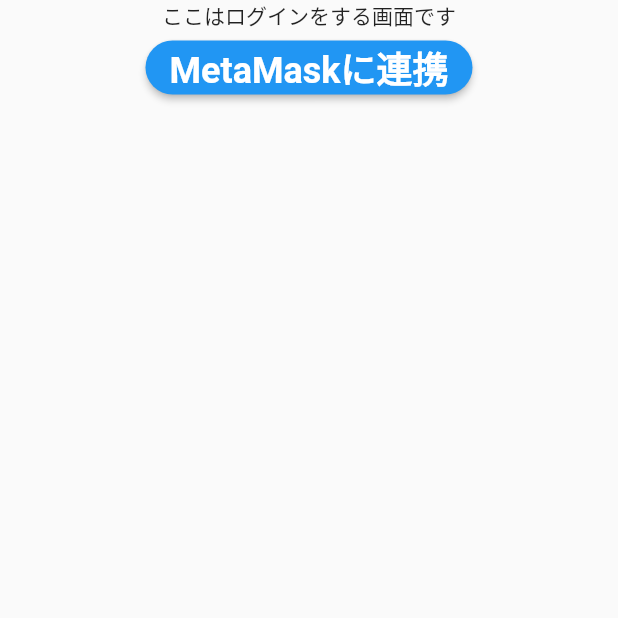
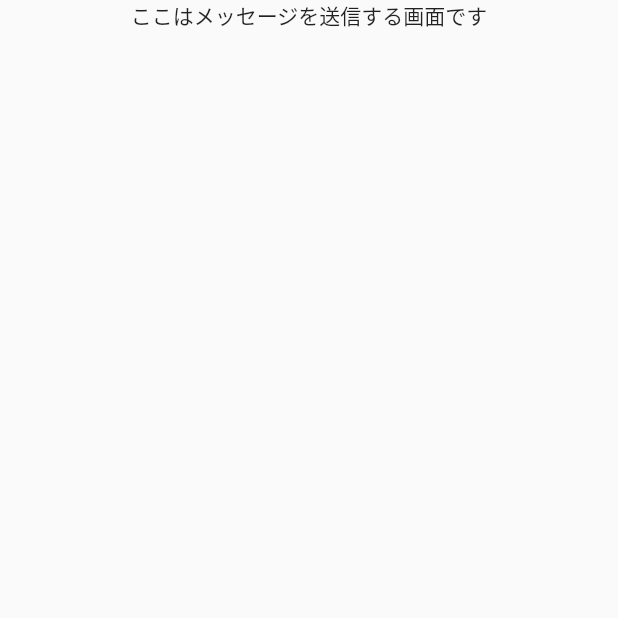
Before and after one commit to schezo817/blockposts, a Flutter app: the screen it shows after launch, scrolled down 576 dp, after a tap on the "add" icon, after a tap on "MetaMaskに連携", on a phone screen of 412 x 824 dp, the top half of it. Run offline on Flutter 3.47's test engine with Material 2 defaults, Android fonts, the phone set to English and light mode, and no system bars; our stand-ins replace flutter_riverpod, go_router; missing offline and left inert: flutter_web3.

Commit message:
message画面&login状態の管理の実装

```diff
--- a/blockposts_frontend/lib/route/router.dart
+++ b/blockposts_frontend/lib/route/router.dart
@@ -3,6 +3,7 @@ import 'package:flutter_riverpod/flutter_riverpod.dart';
 import 'package:go_router/go_router.dart';
 import '../scenes/home_view.dart';
 import '../scenes/login_view.dart';
+import '../scenes/message_view.dart';
 import '../scenes/signup_view.dart';
 
 final router = Provider((ref) => GoRouter(
@@ -23,6 +24,10 @@ final router = Provider((ref) => GoRouter(
       path: '/signup',
       builder: (context, state) => const SignupView(),
     ),
+    GoRoute(
+      path: '/message',
+      builder: (context, state) => const MessageView(),
+    ),
   ],
 
   //遷移ページがないなどのエラーが発生した時に、このページに行く
--- a/blockposts_frontend/lib/scenes/home_view.dart
+++ b/blockposts_frontend/lib/scenes/home_view.dart
@@ -1,6 +1,8 @@
 import 'package:flutter/material.dart';
 import 'package:flutter_riverpod/flutter_riverpod.dart';
 import 'package:go_router/go_router.dart';
+
+import '../util/auth_controller.dart';
 
 class HomeView extends ConsumerStatefulWidget {
   const HomeView({Key? key}) : super(key: key);
@@ -9,9 +11,11 @@ class HomeView extends ConsumerStatefulWidget {
   ConsumerState<HomeView> createState() => _HomeViewState();
 }
 
+final authControllerProvider = StateNotifierProvider<AuthController, bool>((ref) => AuthController());
 class _HomeViewState extends ConsumerState<HomeView> {
   @override
   Widget build(BuildContext context) {
+    final isLoggedIn = ref.watch(authControllerProvider);
     return WillPopScope(
       onWillPop: () async {
         return true;
@@ -37,7 +41,11 @@ class _HomeViewState extends ConsumerState<HomeView> {
           onPressed: () {
             // if(非ログイン状態)ならログイン画面に遷移する
             // elseならポップアップで投稿メッセージを入力する欄を表示する
-            GoRouter.of(context).go('/login');
+            if(isLoggedIn){
+              GoRouter.of(context).go('/message');
+            }else{
+              GoRouter.of(context).go('/login');
+            }
           },
           child: const Icon(Icons.add),
           backgroundColor: Colors.blue,
--- a/blockposts_frontend/lib/scenes/login_view.dart
+++ b/blockposts_frontend/lib/scenes/login_view.dart
@@ -39,6 +39,7 @@ class _LoginViewState extends ConsumerState<LoginView> {
               ),
               onPressed: () async {
                 final accounts = await ethereum!.requestAccount();
+                GoRouter.of(context).go('/message');
               },
             ),
           ]),
--- /dev/null
+++ b/blockposts_frontend/lib/scenes/message_view.dart
@@ -0,0 +1,32 @@
+import 'package:flutter/material.dart';
+import 'package:flutter_riverpod/flutter_riverpod.dart';
+import 'package:go_router/go_router.dart';
+import 'package:flutter_web3/flutter_web3.dart';
+
+class MessageView extends ConsumerStatefulWidget {
+  const MessageView({Key? key}) : super(key: key);
+
+  @override
+  ConsumerState<MessageView> createState() => _MessageViewState();
+}
+
+//Metamask連携を行うボタンを配置する
+class _MessageViewState extends ConsumerState<MessageView> {
+  @override
+  Widget build(BuildContext context) {
+    return WillPopScope(
+      onWillPop: () async {
+        return true;
+      },
+      child: Scaffold(
+        body: Center(
+          child: Column(children: <Widget>[
+            Text(
+              "ここはメッセージを送信する画面です",
+            ),
+          ]),
+        ),
+      ),
+    );
+  }
+}
```
Also changed, not shown: blockposts_frontend/lib/util/auth_controller.dart (added, +17 -0 lines), blockposts_frontend/lib/util/provider.dart (added, +10 -0 lines).
